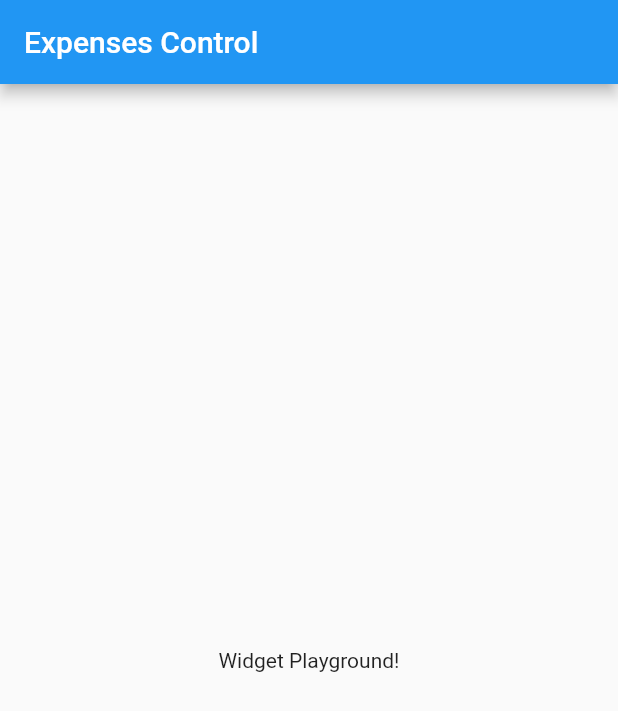
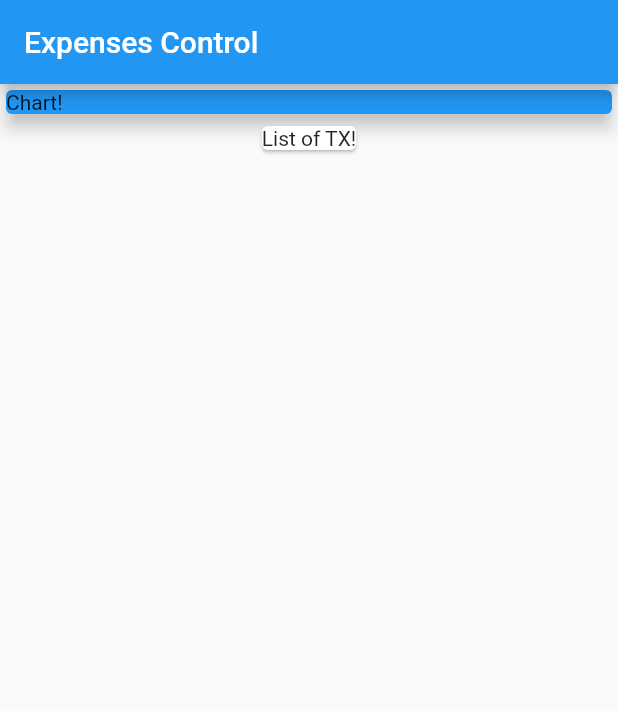
Before and after one commit to DavidCastelloBatet/expenses_control_f223, a Flutter app: the screen it shows after launch, on a phone screen of 412 x 824 dp. Shown: the top 711 px of the screen. Run offline on Flutter 3.47's test engine with Material 2 defaults, Android fonts, the phone set to English and light mode, and no system bars.

Commit message:
72 Combining Widgets

```diff
--- a/lib/main.dart
+++ b/lib/main.dart
@@ -1,14 +1,12 @@
 import 'package:flutter/material.dart';
 
-void main() {
-  runApp(MyApp());
-}
+void main() => runApp(MyApp());
 
 class MyApp extends StatelessWidget {
   @override
   Widget build(BuildContext context) {
     return MaterialApp(
-      title: 'Flutter Demo',
+      title: 'Expenses Control',
       theme: ThemeData(
         primarySwatch: Colors.blue,
       ),
@@ -24,8 +22,20 @@ class MyHomePage extends StatelessWidget {
       appBar: AppBar(
         title: Text('Expenses Control'),
       ),
-      body: Center(
-        child: Text('Widget Playground!'),
+      body: Column(
+        children: [
+          Card(
+            color: Colors.blue,
+            elevation: 5,
+            child: Container(
+              width: double.infinity,
+              child: Text('Chart!'),
+            ),
+          ),
+          Card(
+            child: Text('List of TX!'),
+          ),
+        ],
       ),
     );
   }
```
